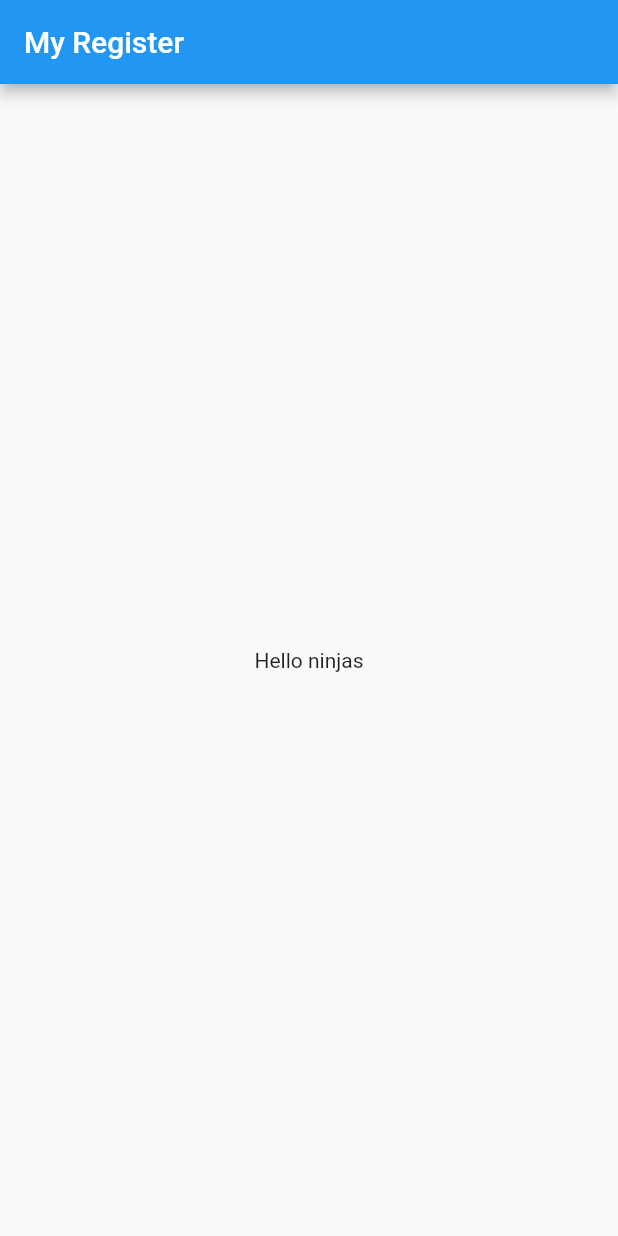
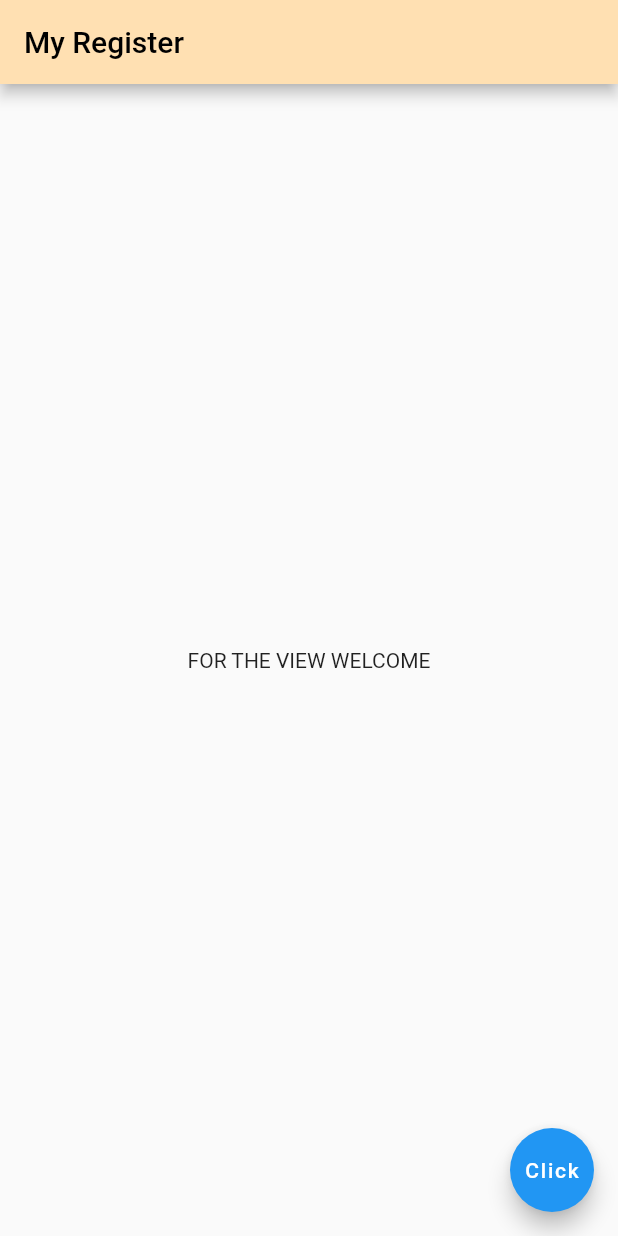
Before and after one commit to Shirodeep/MyPersonalRegister, a Flutter app: the screen it shows after launch, on a phone screen of 412 x 824 dp. Run offline on Flutter 3.47's test engine with Material 2 defaults, Android fonts, the phone set to English and light mode, and no system bars.

Commit message:
This is for today

```diff
--- a/register/lib/main.dart
+++ b/register/lib/main.dart
@@ -1,12 +1,30 @@
 import 'package:flutter/material.dart';
 
 void main() => runApp(MaterialApp(
-      home: Scaffold(
-        appBar: AppBar(
-          title: Text("My Register"),
+      home: Home(),
+    ));
+
+class Home extends StatelessWidget {
+  @override
+  Widget build(BuildContext context) {
+    return Scaffold(
+      appBar: AppBar(
+        title: Text(
+          "My Register",
+          style: TextStyle(
+            fontSize: 20,
+            color: Colors.black,
+          ),
         ),
-        body: Center(
-          child: Text("Hello ninjas"),
-        ),
+        backgroundColor: Colors.orange[100],
       ),
-    ));
+      body: Center(
+        child: Text('FOR THE VIEW WELCOME'),
+      ),
+      floatingActionButton: FloatingActionButton(
+        onPressed: () {},
+        child: Text('Click'),
+      ),
+    );
+  }
+}
```
Also changed, not shown: Untitled.png (added), 1 other file.
